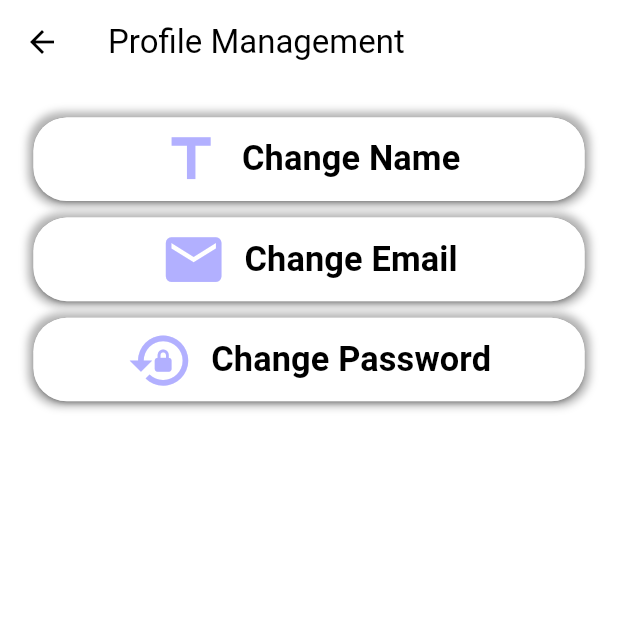
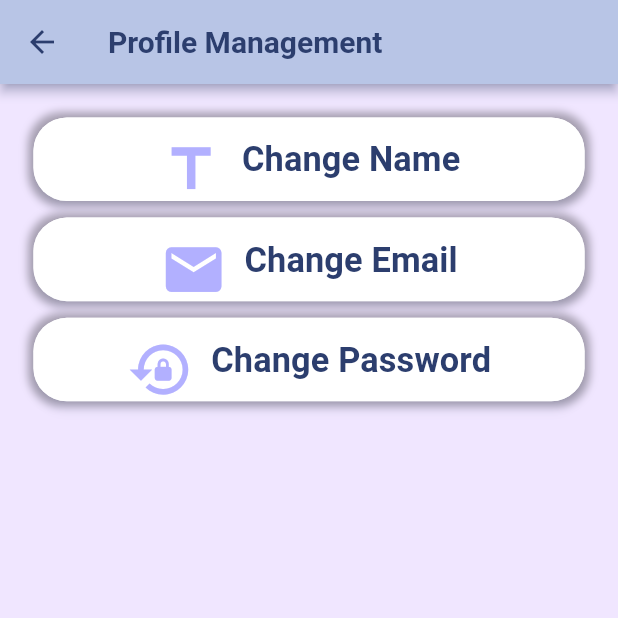
Before and after one commit to mmyahya29/Raxxy, a Flutter app: the screen it shows once a user with an empty profile is signed in, item 4 of the bottom bar chosen, after a tap on the "person" icon, on a phone screen of 412 x 824 dp, the top half of it. Run offline on Flutter 3.47's test engine with Material 3 defaults, Android fonts, the phone set to English and light mode, and no system bars; our stand-ins replace audioplayers, cloud_firestore, firebase_auth, firebase_core, fl_chart, flutter_local_notifications and 10 more; accounts and stored records are empty; statements that could not run were skipped.

Commit message:
cuts removal

```diff
--- a/lib/main.dart
+++ b/lib/main.dart
@@ -15,7 +15,6 @@ final Telephony telephony = Telephony.instance;
 bool smsPermissionGranted = false;
 
 final GlobalKey<NavigatorState> navigatorKey = GlobalKey<NavigatorState>();
-
 
 void main() async {
   WidgetsFlutterBinding.ensureInitialized();
@@ -41,15 +40,93 @@ class MyApp extends ConsumerWidget {
       builder: (_, __) => MaterialApp(
       navigatorKey: navigatorKey,
       themeMode: themeMode,
+
+      // Theme configuration with pale lilac and pastel blue color scheme
       theme: ThemeData(
         brightness: Brightness.light,
-          scaffoldBackgroundColor: Colors.white,
-          primaryColor: Colors.blueGrey[50],
+
+        // Background color (pale lilac)
+        scaffoldBackgroundColor: const Color(0xFFF0E6FF),
+
+        // Main accent color (pastel blue)
+        primaryColor: const Color(0xFFB8C5E6),
+
         colorScheme: const ColorScheme.light(
-            primary: Colors.black,
-            secondary: Colors.teal,
+          primary: Color(0xFFB8C5E6),    // pastel blue
+          secondary: Color(0xFFD4C1F0),   // pale lilac
+          // NOTE: 'tertiary' may not exist on older SDKs; if there's an error remove this line.
+          tertiary: Color(0xFF7986CB),    // darker blue for contrast
+        ),
+
+        appBarTheme: const AppBarTheme(
+          backgroundColor: Color(0xFFB8C5E6),
+          titleTextStyle: TextStyle(
+            color: Color(0xFF2C3E6E),    // darker blue text
+            fontSize: 20,
+            fontWeight: FontWeight.w600,
+          ),
+          iconTheme: IconThemeData(color: Color(0xFF2C3E6E)),
+          elevation: 3,
+          shadowColor: Color(0xFF9FA8DA),
+        ),
+
+        inputDecorationTheme: InputDecorationTheme(
+          filled: true,
+          fillColor: Colors.transparent, // 👈 Yeh sabse important change!
+          border: InputBorder.none,
+          enabledBorder: OutlineInputBorder(
+            borderRadius: BorderRadius.all(Radius.circular(30)),
+            borderSide: BorderSide(color: Colors.transparent),
+          ),
+          focusedBorder: OutlineInputBorder(
+            borderRadius: BorderRadius.all(Radius.circular(30)),
+            borderSide: BorderSide(color: Colors.transparent),
           ),
         ),
+
+        cardTheme: CardThemeData(
+          elevation: 4,
+          shadowColor: Color(0xFF9FA8DA).withOpacity(0.3),
+          shape: RoundedRectangleBorder(
+            borderRadius: BorderRadius.circular(12),
+          ),
+        ),
+
+
+        textTheme: const TextTheme(
+          bodyLarge: TextStyle(
+            color: Color(0xFF2C3E6E),
+            fontSize: 16,
+          ),
+          bodyMedium: TextStyle(
+            color: Color(0xFF3F51B5),
+            fontSize: 14,
+          ),
+          titleLarge: TextStyle(
+            color: Color(0xFF2C3E6E),
+            fontSize: 22,
+            fontWeight: FontWeight.bold,
+          ),
+        ),
+
+        elevatedButtonTheme: ElevatedButtonThemeData(
+          style: ElevatedButton.styleFrom(
+            backgroundColor: const Color(0xFFB8C5E6),
+            foregroundColor: const Color(0xFF2C3E6E),
+            padding: const EdgeInsets.symmetric(
+              horizontal: 24,
+              vertical: 12,
+            ),
+            elevation: 3,
+            shadowColor: Color(0xFF9FA8DA).withOpacity(0.3),
+            shape: RoundedRectangleBorder(
+              borderRadius: BorderRadius.circular(12),
+            ),
+          ),
+        ),
+      ), // <-- important comma here
+
+      // Dark Theme
       darkTheme: ThemeData(
         brightness: Brightness.dark,
         scaffoldBackgroundColor: const Color(0xff434343),
@@ -59,7 +136,9 @@ class MyApp extends ConsumerWidget {
           secondary: Colors.tealAccent,
         ),
       ),
+
       debugShowCheckedModeBanner: false,
+
       home: authState.when(
         data: (user) =>
         user != null ? PersistentNavWrapper() : LoginScreen(),
--- a/lib/screens/dashboard_screen.dart
+++ b/lib/screens/dashboard_screen.dart
@@ -24,13 +24,12 @@ class DashboardScreen extends ConsumerStatefulWidget {
 class _DashboardScreenState extends ConsumerState<DashboardScreen> {
   @override
   Widget build(BuildContext context) {
-
     return Scaffold(
       appBar: AppBar(title: const Text('Dashboard')),
-      body: Padding(
+      body: SingleChildScrollView(
+      child: Padding(
         padding: const EdgeInsets.symmetric(horizontal: 20, vertical: 0).r,
-        child: SingleChildScrollView(
-          child: Column(
+        child: Column(
             children: [
               SizedBox(height: 10.h),
               Container(
--- a/lib/screens/dashboard_subscreens/goals_widget.dart
+++ b/lib/screens/dashboard_subscreens/goals_widget.dart
@@ -12,6 +12,7 @@ Widget goalsWidget(BuildContext context, VoidCallback rebuild){
   return Container(
     height: 300.h,
     width: MediaQuery.of(context).size.width - 40,
+    clipBehavior: Clip.none,
     decoration: BoxDecoration(
       color: Theme.of(context).cardColor,
       borderRadius: BorderRadius.circular(30.r),
--- a/lib/screens/dashboard_subscreens/monitor_widget.dart
+++ b/lib/screens/dashboard_subscreens/monitor_widget.dart
@@ -22,6 +22,8 @@ Widget monitorWidget(BuildContext context, DashboardScreen widget){
           return Container(
             height: 50.h,
             width: MediaQuery.of(context).size.width - 40,
+            clipBehavior: Clip.none,
+
             decoration: BoxDecoration(
               color: Theme.of(context).cardColor,
               borderRadius: BorderRadius.circular(30.r),
@@ -67,7 +69,7 @@ Widget monitorWidget(BuildContext context, DashboardScreen widget){
                 height: 120.h,
                 width: MediaQuery.of(context).size.width - 60,
                 decoration: BoxDecoration(
-                  color: const Color(0xff007e0f),
+                  color: const Color(0xFFCFD3EA), // Pastel dark grey accent
                   borderRadius: BorderRadius.circular(30.r),
                   boxShadow: [
                     BoxShadow(
--- a/lib/screens/dashboard_subscreens/summary_widget.dart
+++ b/lib/screens/dashboard_subscreens/summary_widget.dart
@@ -6,8 +6,7 @@ import 'package:raxxy/providers/vehicle_provider.dart';
 import '../../providers/summary_provider.dart';
 import '../../services/maintenance_service.dart';
 
-Widget summaryWidget(BuildContext context, VoidCallback rebuild){
-
+Widget summaryWidget(BuildContext context, VoidCallback rebuild) {
   return Container(
     height: 300.h,
     width: MediaQuery.of(context).size.width - 40,
@@ -32,67 +31,85 @@ Widget summaryWidget(BuildContext context, VoidCallback rebuild){
             if (list.isEmpty) {
               return const Center(child: Text("No Recorded Summaries"));
             }
+
             return ListView.builder(
               itemCount: list.length,
               itemBuilder: (context, index) {
                 final sum = list[index];
 
                 return Padding(
-                    padding: const EdgeInsets.fromLTRB(0,0,0,10).r,
+                  padding: const EdgeInsets.fromLTRB(0, 0, 0, 10).r,
                   child: Container(
                     height: 150.h,
-                      width: MediaQuery
-                          .of(context)
-                          .size
-                          .width - 60,
+                    width: MediaQuery.of(context).size.width - 60,
                     decoration: BoxDecoration(
-                        color: Color(0xff001f68),
+                      color: const Color(0xFFCFD3EA),
                       borderRadius: BorderRadius.circular(30.r),
                     ),
                     child: Column(
                       mainAxisAlignment: MainAxisAlignment.center,
                       children: [
-                          Text("Session:", style: TextStyle(
+                        Text(
+                          "Session:",
+                          style: TextStyle(
                             fontSize: 20.sp,
-                              fontWeight: FontWeight.w900),),
-                          Text("${(sum["endTime"] as Timestamp).toDate()}", style: TextStyle(
+                            fontWeight: FontWeight.w900,
+                          ),
+                        ),
+                        Text(
+                          "${(sum["endTime"] as Timestamp).toDate()}",
+                          style: TextStyle(
                             fontSize: 18.sp,
-                              fontWeight: FontWeight.w700),),
+                            fontWeight: FontWeight.w700,
+                          ),
+                        ),
                         Row(
                           mainAxisAlignment: MainAxisAlignment.center,
                           children: [
                             Column(
                               mainAxisAlignment: MainAxisAlignment.center,
+                              crossAxisAlignment: CrossAxisAlignment.start,
                               children: [
-                                  Text("Duration:", style: TextStyle(
+                                Text("Duration:",
+                                    style: TextStyle(
                                         fontSize: 18.sp,
-                                      fontWeight: FontWeight.w500),),
-                                  Text("Total Distance Travelled:", style: TextStyle(
+                                        fontWeight: FontWeight.w500)),
+                                Text("Total Distance Travelled:",
+                                    style: TextStyle(
                                         fontSize: 18.sp,
-                                      fontWeight: FontWeight.w500),),
-                                  Text("Harsh Throttle Events:", style: TextStyle(
+                                        fontWeight: FontWeight.w500)),
+                                Text("Harsh Throttle Events:",
+                                    style: TextStyle(
                                         fontSize: 18.sp,
-                                      fontWeight: FontWeight.w500),),
-                                  Text("Harsh Brake Events:", style: TextStyle(
+                                        fontWeight: FontWeight.w500)),
+                                Text("Harsh Brake Events:",
+                                    style: TextStyle(
                                         fontSize: 18.sp,
-                                      fontWeight: FontWeight.w500),),
+                                        fontWeight: FontWeight.w500)),
                               ],
                             ),
+                            SizedBox(width: 10.w),
                             Column(
                               mainAxisAlignment: MainAxisAlignment.center,
+                              crossAxisAlignment: CrossAxisAlignment.start,
                               children: [
-                                  Text("${sum["duration"]}", style: TextStyle(
+                                Text("${sum["duration"]}",
+                                    style: TextStyle(
                                         fontSize: 18.sp,
-                                      fontWeight: FontWeight.w500),),
-                                  Text("${(sum["distanceKm"]as num).toStringAsFixed(2)}", style: TextStyle(
+                                        fontWeight: FontWeight.w500)),
+                                Text(
+                                    "${(sum["distanceKm"] as num).toStringAsFixed(2)}",
+                                    style: TextStyle(
                                         fontSize: 18.sp,
-                                      fontWeight: FontWeight.w500),),
-                                  Text("${sum["harshAccelerations"]}", style: TextStyle(
+                                        fontWeight: FontWeight.w500)),
+                                Text("${sum["harshAccelerations"]}",
+                                    style: TextStyle(
                                         fontSize: 18.sp,
-                                      fontWeight: FontWeight.w500),),
-                                  Text("${sum["harshBrakes"]}", style: TextStyle(
+                                        fontWeight: FontWeight.w500)),
+                                Text("${sum["harshBrakes"]}",
+                                    style: TextStyle(
                                         fontSize: 18.sp,
-                                      fontWeight: FontWeight.w500),),
+                                        fontWeight: FontWeight.w500)),
                               ],
                             )
                           ],
--- a/lib/screens/settings_screen.dart
+++ b/lib/screens/settings_screen.dart
@@ -32,9 +32,10 @@ class _SettingsScreenState extends ConsumerState<SettingsScreen> {
       appBar: AppBar(
         title: const Text('Settings'),
       ),
-      body: Padding(
+      body: SingleChildScrollView(
+      child: Padding(
         padding: const EdgeInsets.symmetric(horizontal: 20, vertical: 0).r,
-        child: SingleChildScrollView(
+
           child: Column(
             children: [
               SizedBox(height: 10.h,),
@@ -181,7 +182,7 @@ class _SettingsScreenState extends ConsumerState<SettingsScreen> {
                     await auth.signOut();
                   },
                   style: ElevatedButton.styleFrom(
-                    backgroundColor: const Color(0xffb10000),
+                    backgroundColor: const Color(0xFF8A2E3B),
                     shape: RoundedRectangleBorder(
                       borderRadius: BorderRadius.circular(20.0),
                     ),
--- a/lib/screens/vehicles_screen.dart
+++ b/lib/screens/vehicles_screen.dart
@@ -305,6 +305,7 @@ class _VehiclesScreenState extends ConsumerState<VehiclesScreen> {
                             ),
                           );
                         },
+                        clipBehavior: Clip.none,
                       );
                     },
                     loading: () =>
@@ -356,6 +357,8 @@ class _VehiclesScreenState extends ConsumerState<VehiclesScreen> {
                     Icon(Icons.add_circle,
                         size: 30.r, color: Color(0xffffffff)),
                   ],
+
+
                 ),
               ),
             ),
--- a/lib/services/crash_detector.dart
+++ b/lib/services/crash_detector.dart
@@ -103,7 +103,7 @@ class CrashDetector {
         try {
           await telephony.sendSms(
             to: emergencyContact,
-            message: "🚨 EMERGENCY: I've been in an accident and need help! This is an automated message from RAXXY.",
+            message: " EMERGENCY: I've been in an accident and need help! This is an automated message from RAXXY.",
           );
           print("Emergency SMS sent to $emergencyContact");
         } catch (e) {
```
Lines whose indentation alone changed are shown as unchanged.
